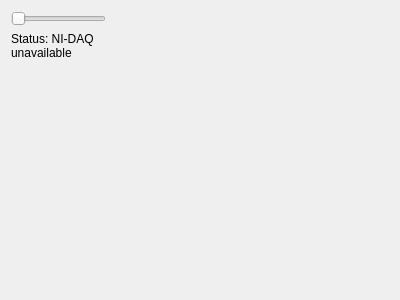
First picture: the form in app/window/overview_window.ui, repository teuncm/wormenpracticum, before the edit.
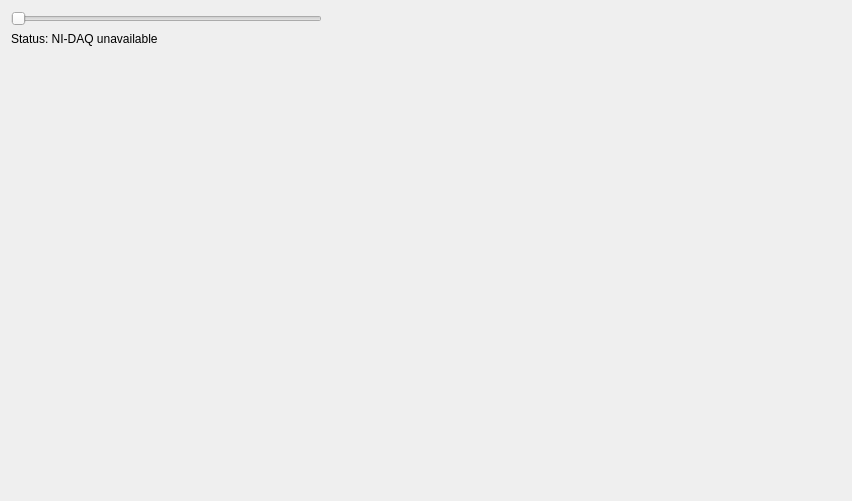
Second picture: the form after the edit.

Commit message: Unify widget shape with left and right layout and decrease default spacing

```diff
--- a/app/window/overview_window.ui
+++ b/app/window/overview_window.ui
@@ -6,14 +6,14 @@
    <rect>
     <x>0</x>
     <y>0</y>
-    <width>400</width>
-    <height>300</height>
+    <width>852</width>
+    <height>501</height>
    </rect>
   </property>
   <property name="windowTitle">
    <string>Form</string>
   </property>
-  <layout class="QHBoxLayout" name="horizontalLayout" stretch="1,3">
+  <layout class="QHBoxLayout" name="horizontalLayout" stretch="3,5">
    <item>
     <layout class="QVBoxLayout" name="optionsLayout">
      <item>
```
Left out of the diff: 4 changed lines with no effect on the pictures. The commit also changes 12 other files.
